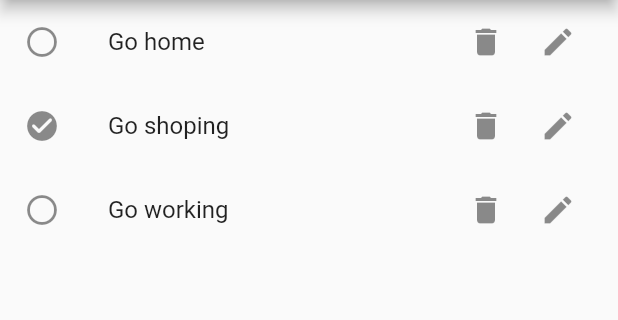
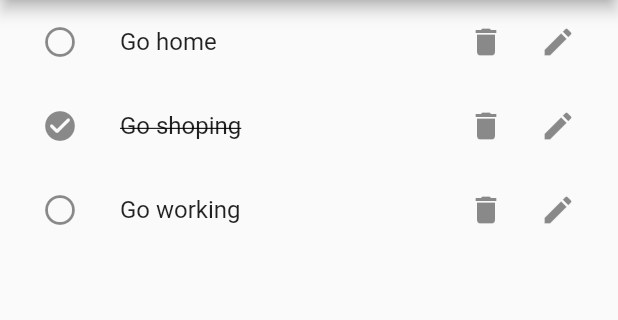
Before and after one commit to Jaloliddin-Fozilov/todoAppCubit, a Flutter app: the screen it shows after launch, on a phone screen of 412 x 824 dp, the part 84-404 px from its top. Run offline on Flutter 3.47's test engine with Material 2 defaults, Android fonts, the phone set to English and light mode, and no system bars; our stand-ins replace bloc, flutter_bloc.

Commit message:
edit delete Todo

```diff
--- a/lib/data/models/todo.dart
+++ b/lib/data/models/todo.dart
@@ -1,7 +1,7 @@
 class Todo {
   final String id;
   final String title;
-  final bool isDone;
+  bool isDone;
 
   Todo({
     required this.id,
--- a/lib/logic/todo/todo_state.dart
+++ b/lib/logic/todo/todo_state.dart
@@ -2,22 +2,26 @@ part of 'todo_cubit.dart';
 
 @immutable
 class TodoState {
-  final List<Todo> todos;
+  final List<Todo>? todos;
 
-  const TodoState(this.todos);
+  const TodoState({this.todos});
 }
 
 class TodoInitial extends TodoState {
   final List<Todo> todos;
 
-  const TodoInitial(this.todos) : super(todos);
+  const TodoInitial(this.todos) : super();
 }
 
-class TodoAdded extends TodoState {
-  const TodoAdded(List<Todo> todos) : super(todos);
-}
+class TodoAdded extends TodoState {}
+
+class TodoEdited extends TodoState {}
+
+class TodoToggled extends TodoState {}
+
+class TodoDeleted extends TodoState {}
 
 class TodoError extends TodoState {
   final String message;
-  const TodoError(this.message, List<Todo> todos) : super(todos);
+  const TodoError(this.message);
 }
--- a/lib/presentation/screens/todos_screen.dart
+++ b/lib/presentation/screens/todos_screen.dart
@@ -32,8 +32,9 @@ class TodosScreen extends StatelessWidget {
       body: BlocBuilder<TodoCubit, TodoState>(
         builder: (context, state) {
           return ListView.builder(
-            itemCount: state.todos.length,
-            itemBuilder: (ctx, index) => TodoListItem(todo: state.todos[index]),
+            itemCount: state.todos!.length,
+            itemBuilder: (ctx, index) =>
+                TodoListItem(todo: state.todos![index]),
           );
         },
       ),
--- a/lib/presentation/widgets/todo_list_item.dart
+++ b/lib/presentation/widgets/todo_list_item.dart
@@ -1,6 +1,9 @@
 import 'package:flutter/material.dart';
+import 'package:flutter_bloc/flutter_bloc.dart';
+import 'package:todoapp/logic/todo/todo_cubit.dart';
 
 import '../../data/models/todo.dart';
+import 'manage_todo.dart';
 
 class TodoListItem extends StatelessWidget {
   const TodoListItem({
@@ -10,22 +13,41 @@ class TodoListItem extends StatelessWidget {
 
   final Todo todo;
 
+  void openManageTodo(BuildContext context) {
+    showModalBottomSheet(
+      isDismissible: false,
+      context: context,
+      builder: (ctx) => ManageTodo(
+        todo: todo,
+      ),
+    );
+  }
+
   @override
   Widget build(BuildContext context) {
     return ListTile(
-      leading: Icon(
-        todo.isDone ? Icons.check_circle_rounded : Icons.circle_outlined,
+      leading: IconButton(
+        onPressed: () => context.read<TodoCubit>().toggleTodo(todo.id),
+        icon: Icon(
+          todo.isDone ? Icons.check_circle_rounded : Icons.circle_outlined,
+        ),
       ),
-      title: Text(todo.title),
+      title: Text(
+        todo.title,
+        style: TextStyle(
+          decoration:
+              todo.isDone ? TextDecoration.lineThrough : TextDecoration.none,
+        ),
+      ),
       trailing: Row(
         mainAxisSize: MainAxisSize.min,
         children: [
           IconButton(
-            onPressed: () {},
+            onPressed: () => context.read<TodoCubit>().deleteTodo(todo.id),
             icon: const Icon(Icons.delete),
           ),
           IconButton(
-            onPressed: () {},
+            onPressed: () => openManageTodo(context),
             icon: const Icon(Icons.edit),
           )
         ],
```
Also changed, not shown: lib/logic/todo/todo_cubit.dart (+43 -5 lines), lib/presentation/widgets/manage_todo.dart (+13 -4 lines).
